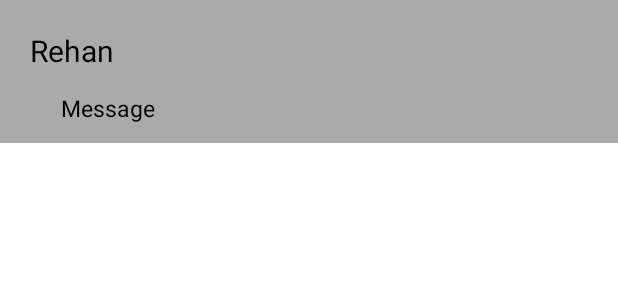
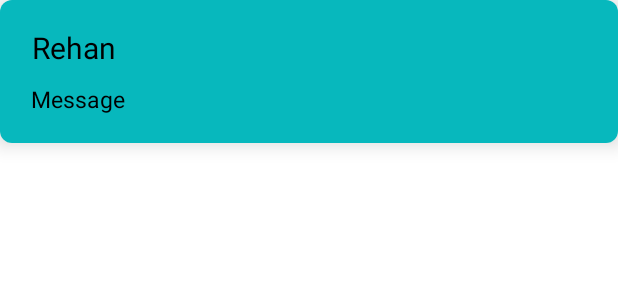
Before and after one commit to razarehan/ProjectEvaluationSlotBooking, an Android app: the layout item_design.xml on its own in the app's theme, with its tools: preview values and no code run, on a phone screen of 412 x 824 dp. Shown: the top 300 px of the screen. Run offline under Robolectric (Android 15) with nearby library versions, the phone set to English and light mode, and no system bars.

Commit message:
inbox cardview updated

```diff
--- a/app/src/main/AndroidManifest.xml
+++ b/app/src/main/AndroidManifest.xml
@@ -14,9 +14,8 @@
         <activity android:name=".MessageComposeActivity" />
         <activity android:name=".MessageActivity" />
         <activity android:name=".HomeActivity" />
-        <activity android:name=".RegistrationActivity">
-            android:label="Registration Page"
-        </activity>
+        <activity android:name=".RegistrationActivity" />
+
         <activity android:name=".LoginActivity">
             android:label="Login Page"
             <intent-filter>
--- a/app/src/main/res/layout/activity_home.xml
+++ b/app/src/main/res/layout/activity_home.xml
@@ -34,24 +34,24 @@
         android:layout_height="wrap_content"
         android:layout_marginStart="70dp"
         android:layout_marginLeft="70dp"
+        android:layout_marginTop="135dp"
         android:layout_marginEnd="72dp"
         android:layout_marginRight="72dp"
-        android:layout_marginBottom="621dp"
         android:text="Message"
-        app:layout_constraintBottom_toBottomOf="parent"
         app:layout_constraintEnd_toStartOf="@+id/btn_BookSlot"
-        app:layout_constraintStart_toStartOf="parent" />
+        app:layout_constraintStart_toStartOf="parent"
+        app:layout_constraintTop_toBottomOf="@+id/textView2" />
 
     <Button
         android:id="@+id/btn_BookSlot"
         android:layout_width="wrap_content"
         android:layout_height="wrap_content"
+        android:layout_marginTop="116dp"
         android:layout_marginEnd="70dp"
         android:layout_marginRight="70dp"
-        android:layout_marginBottom="621dp"
         android:text="Book Slot"
-        app:layout_constraintBottom_toBottomOf="parent"
         app:layout_constraintEnd_toEndOf="parent"
         app:layout_constraintHorizontal_bias="1.0"
-        app:layout_constraintStart_toEndOf="@+id/btnMsg" />
+        app:layout_constraintStart_toEndOf="@+id/btnMsg"
+        app:layout_constraintTop_toBottomOf="@+id/btnlogout" />
 </androidx.constraintlayout.widget.ConstraintLayout>
--- a/app/src/main/res/layout/item_design.xml
+++ b/app/src/main/res/layout/item_design.xml
@@ -1,33 +1,48 @@
 <?xml version="1.0" encoding="utf-8"?>
-<LinearLayout
-    xmlns:android="http://schemas.android.com/apk/res/android" android:layout_width="match_parent"
-    android:layout_height="wrap_content">
-<!--    android:orientation = "vertical">-->
-    <RelativeLayout
-        android:layout_width = "match_parent"
-        android:layout_height = "95dp"
-        android:background = "@android:color/darker_gray">
+<androidx.cardview.widget.CardView
+    xmlns:android="http://schemas.android.com/apk/res/android"
+    xmlns:app="http://schemas.android.com/apk/res-auto"
+    xmlns:tools="http://schemas.android.com/tools"
+    android:layout_width="match_parent"
+    android:layout_height="wrap_content"
+    android:layout_marginBottom="2dp"
+    app:cardCornerRadius="8dp"
+    app:cardElevation="8dp">
+
+    <androidx.constraintlayout.widget.ConstraintLayout
+        android:layout_width="match_parent"
+        android:layout_height="95dp"
+        android:background="#07B8BD"
+        android:clipToPadding="false"
+        android:padding="2dp">
 
         <TextView
             android:id="@+id/textView5"
-            android:layout_width="match_parent"
+            android:layout_width="370dp"
             android:layout_height="30dp"
-            android:layout_marginLeft="20dp"
-            android:layout_marginTop="20dp"
+            android:layout_marginTop="16dp"
             android:text="Rehan"
             android:textColor="@color/black"
-            android:textSize="20sp" />
+            android:textSize="20sp"
+            app:layout_constraintEnd_toEndOf="parent"
+            app:layout_constraintStart_toStartOf="parent"
+            app:layout_constraintTop_toTopOf="parent" />
 
         <TextView
             android:id="@+id/textView6"
             android:layout_width="372dp"
             android:layout_height="34dp"
             android:layout_below="@+id/textView5"
-            android:layout_marginLeft="-371dp"
-            android:layout_marginTop="11dp"
+            android:layout_marginBottom="4dp"
             android:layout_toRightOf="@id/textView5"
             android:text="Message"
             android:textColor="@color/black"
-            android:textSize="15sp" />
-        </RelativeLayout>
-</LinearLayout>
+            android:textSize="15sp"
+            app:layout_constraintBottom_toBottomOf="parent"
+            app:layout_constraintEnd_toEndOf="parent"
+            app:layout_constraintHorizontal_bias="0.516"
+            app:layout_constraintStart_toStartOf="parent" />
+
+    </androidx.constraintlayout.widget.ConstraintLayout>
+
+</androidx.cardview.widget.CardView>
--- a/build.gradle
+++ b/build.gradle
@@ -7,6 +7,8 @@ buildscript {
     dependencies {
         classpath "com.android.tools.build:gradle:4.1.2"
         classpath 'com.google.gms:google-services:4.3.5'
+        classpath "com.android.support:cardview-v7:27.0.2"
+        //classpath "androidx.cardview:cardview:1.0.0"
 
         // NOTE: Do not place your application dependencies here; they belong
         // in the individual module build.gradle files
```
